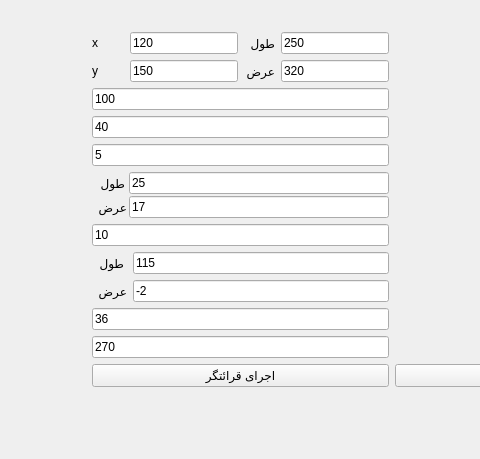
Above: createform.ui from pouya-codes/OMR before the change; both pictures show x 526 to 1006 and y 294 to 753 of the 1229 by 753 pixel window. Below: the same form after it.
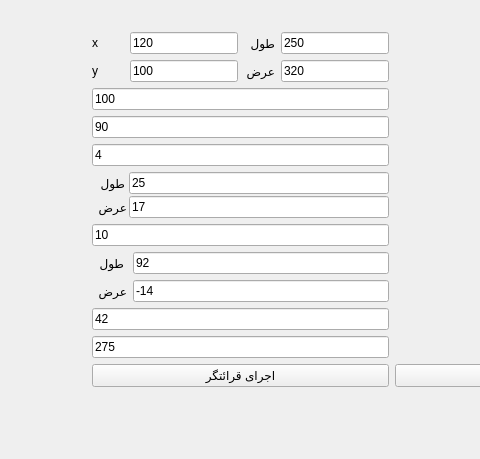
That is the form after the change.

The edit to the form file:
```diff
--- a/createform.ui
+++ b/createform.ui
@@ -132,7 +132,7 @@
           </sizepolicy>
          </property>
          <property name="text">
-          <string>270</string>
+          <string>275</string>
          </property>
         </widget>
        </item>
@@ -270,7 +270,7 @@
           </sizepolicy>
          </property>
          <property name="text">
-          <string>36</string>
+          <string>42</string>
          </property>
         </widget>
        </item>
@@ -283,7 +283,7 @@
           </sizepolicy>
          </property>
          <property name="text">
-          <string>40</string>
+          <string>90</string>
          </property>
         </widget>
        </item>
@@ -328,7 +328,7 @@
           </sizepolicy>
          </property>
          <property name="text">
-          <string>5</string>
+          <string>4</string>
          </property>
         </widget>
        </item>
@@ -386,7 +386,7 @@
             </sizepolicy>
            </property>
            <property name="text">
-            <string>115</string>
+            <string>92</string>
            </property>
           </widget>
          </item>
@@ -406,7 +406,7 @@
             </sizepolicy>
            </property>
            <property name="text">
-            <string>-2</string>
+            <string>-14</string>
            </property>
           </widget>
          </item>
@@ -430,7 +430,7 @@
             </sizepolicy>
            </property>
            <property name="text">
-            <string>150</string>
+            <string>100</string>
            </property>
           </widget>
          </item>
```
